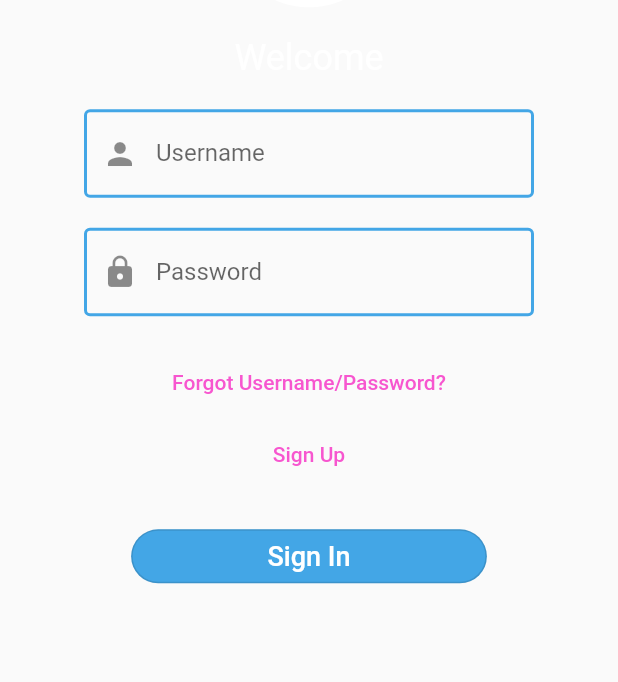
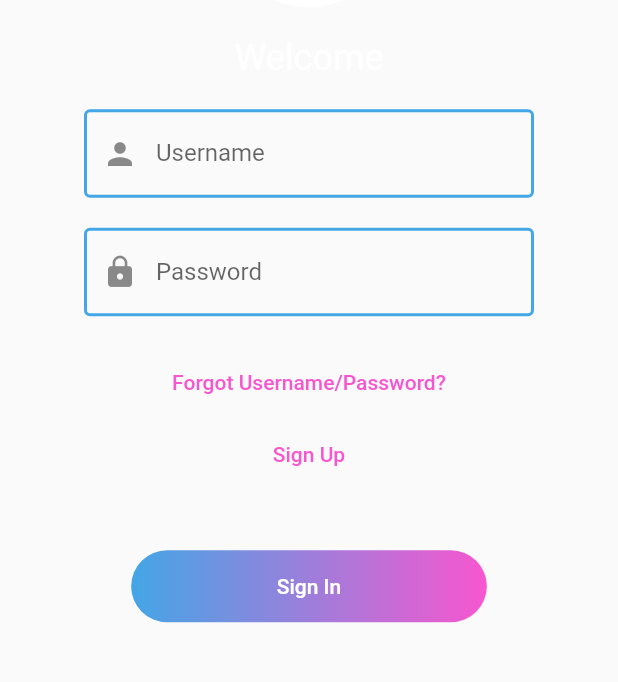
Before and after one commit to calebrider/tutorial_app, a Flutter app: the screen it shows after launch, after a tap on "Sign In Page", on a phone screen of 412 x 824 dp, the part 274-956 px from its top. Run offline on Flutter 3.47's test engine with Material 2 defaults, Android fonts, the phone set to English and light mode, and no system bars; Roboto replaces fonts that are missing (Quicksand).

Commit message:
Added gradient button

```diff
--- a/lib/pages/sign_in_page.dart
+++ b/lib/pages/sign_in_page.dart
@@ -118,19 +118,23 @@ bool isSelected = false;
                     style: TextStyle(color: pinkColor),
                   ),
                   ),
-                  Padding(padding: EdgeInsets.all(10.0)),
+                  Padding(padding: EdgeInsets.all(20.0)),
                   FractionallySizedBox(widthFactor: 0.75,
-                    child: OutlinedButton(
-                      onPressed: () {
-                        setState(() {
-                          isSelected = true;
-                        });
-                      },
-                      child: Text('Sign In', style: TextStyle(fontSize: 18),),
-                      style: OutlinedButton.styleFrom(
-                          primary: Colors.white,
-                          backgroundColor: blueColor,
-                          shape: StadiumBorder(),
+                    child: Container(
+                      decoration: ShapeDecoration(
+                        shape: const StadiumBorder(),
+                        gradient: LinearGradient(
+                          colors: [blueColor, pinkColor],
+                        ),
+                      ),
+                      child: MaterialButton(
+                          shape: const StadiumBorder(),
+                          child: Text('Sign In', style: TextStyle(color: Colors.white),),
+                          onPressed: () {
+                            setState(() {
+                              isSelected = true;
+                            });
+                          }
                       ),
                     ),
                   ),
```
Also changed, not shown: lib/pages/button_page.dart (+15 -0 lines).
